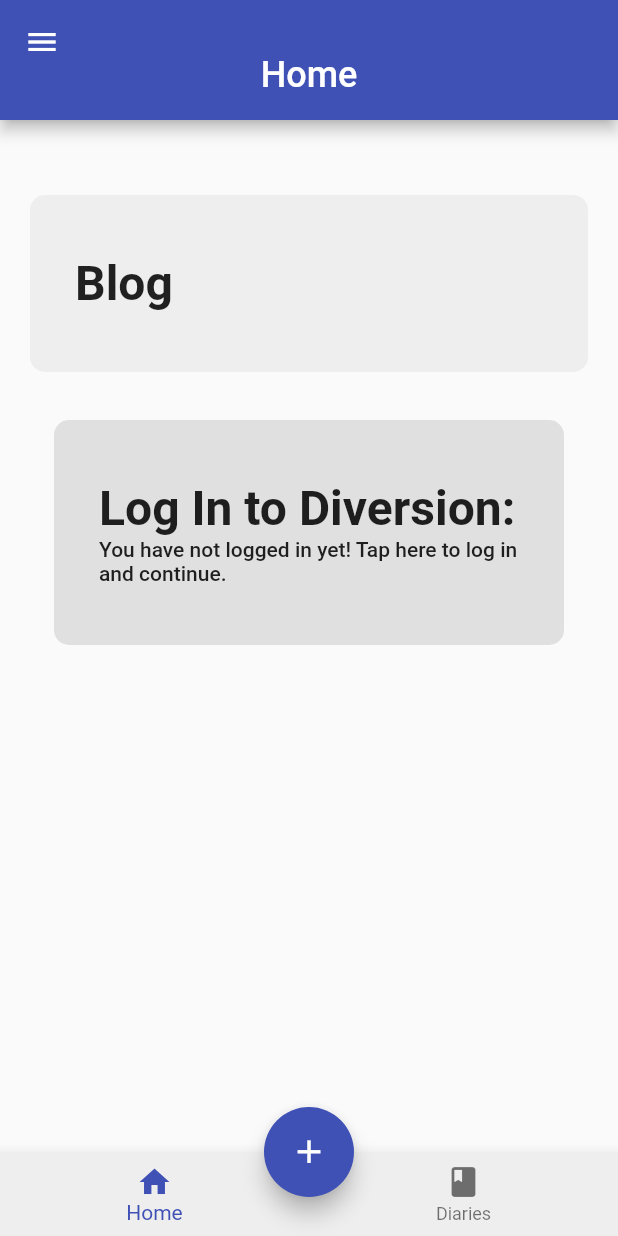
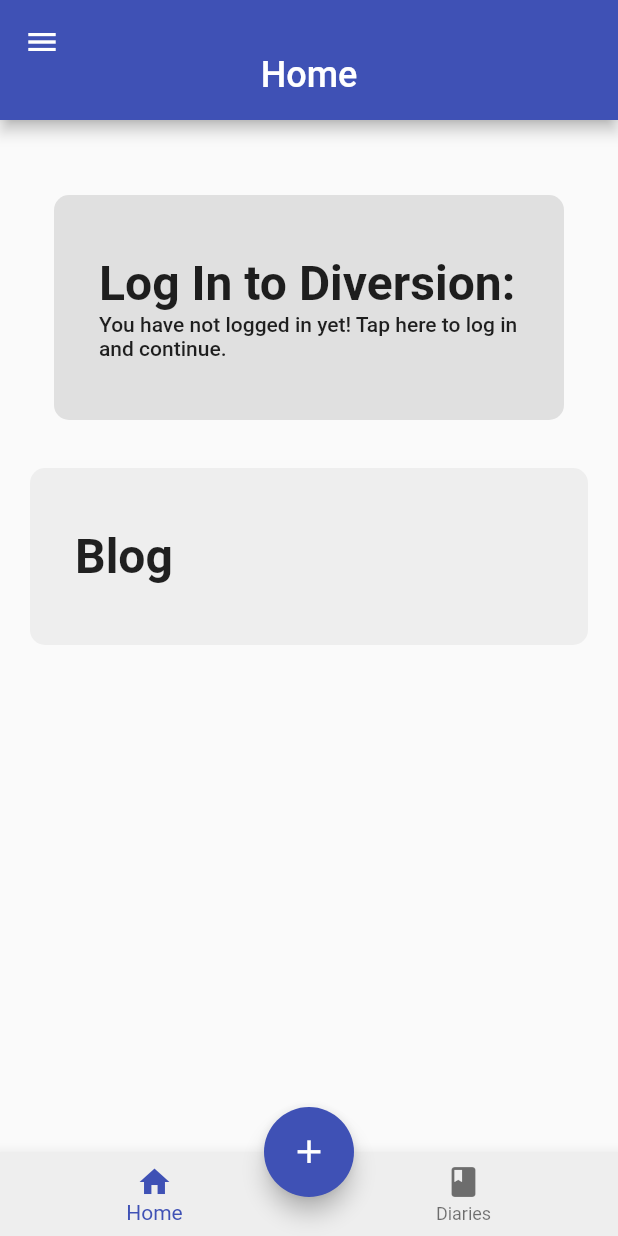
Before and after one commit to varunan-vara/Diversion, a Flutter app: the screen it shows after launch, on a phone screen of 412 x 824 dp. Run offline on Flutter 3.47's test engine with Material 2 defaults, Android fonts, the phone set to English and light mode, and no system bars.

Commit message:
Bug Fixes 1.0

```diff
--- a/lib/Diary/DiaryEntry.dart
+++ b/lib/Diary/DiaryEntry.dart
@@ -263,6 +263,6 @@
 
   String DataDate = formattedDate.toString();
 
-
+  //command here
 
 }
--- a/lib/LoginPage/Welcome.dart
+++ b/lib/LoginPage/Welcome.dart
@@ -7,7 +7,7 @@
     return AlertDialog(
       title: Text("Login Page"),
       //insert login system here
-      //content:
+      //content: googloe thing
       actions: <Widget>[
         FlatButton(
           onPressed: () {
--- a/lib/MainPage/Elements/body.dart
+++ b/lib/MainPage/Elements/body.dart
@@ -13,11 +13,13 @@
       shrinkWrap: true,
       padding: EdgeInsets.symmetric(vertical: 50.0, horizontal: 20.0),
       children: <Widget>[
+
+
+        LoggedIN(context),
+        Padding(
+            padding: EdgeInsets.all(16.0)
+        ),
         Blog(),
-        Padding(
-          padding: EdgeInsets.all(16.0)
-        ),
-        LoggedIN(context),
       ],
     );
 
```
